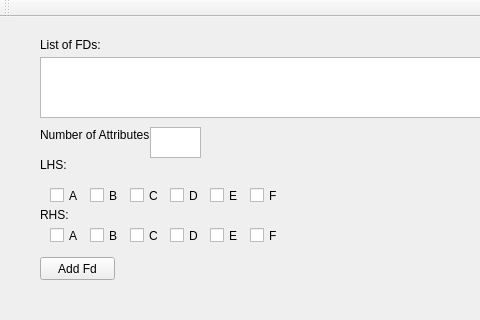
The window that CaseTool/casetool.ui (jellingwei/cs4221-Database-Case-Tool) describes before a commit, drawn with Qt 5; both pictures show x 0 to 480 and y 0 to 320 of the 599 by 656 pixel window.
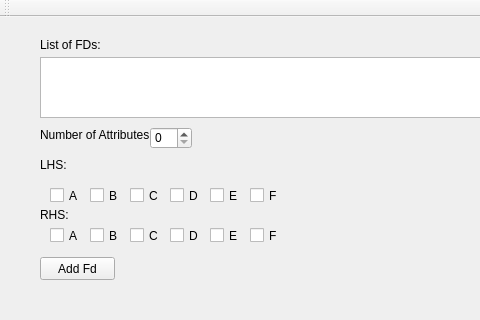
The same window after the commit.

What changed in the file:
```diff
--- a/CaseTool/casetool.ui
+++ b/CaseTool/casetool.ui
@@ -245,16 +245,6 @@
      <string>F</string>
     </property>
    </widget>
-   <widget class="QTextEdit" name="attributeNum">
-    <property name="geometry">
-     <rect>
-      <x>150</x>
-      <y>110</y>
-      <width>51</width>
-      <height>31</height>
-     </rect>
-    </property>
-   </widget>
    <widget class="QListWidget" name="outputList">
     <property name="geometry">
      <rect>
@@ -288,6 +278,16 @@
      </rect>
     </property>
    </widget>
+   <widget class="QSpinBox" name="numOfAttributes">
+    <property name="geometry">
+     <rect>
+      <x>150</x>
+      <y>110</y>
+      <width>42</width>
+      <height>22</height>
+     </rect>
+    </property>
+   </widget>
   </widget>
   <widget class="QMenuBar" name="menuBar">
    <property name="geometry">
```
Left out of the diff: 18 changed lines with no effect on the pictures.
